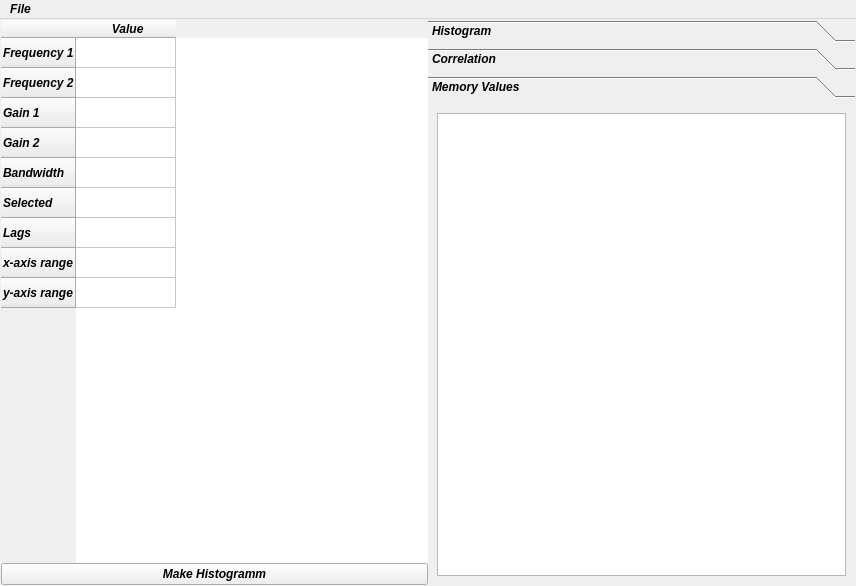
First picture: the form in density_matrix/density_matrix.ui, repository benschneider/sideprojects1, before the edit.
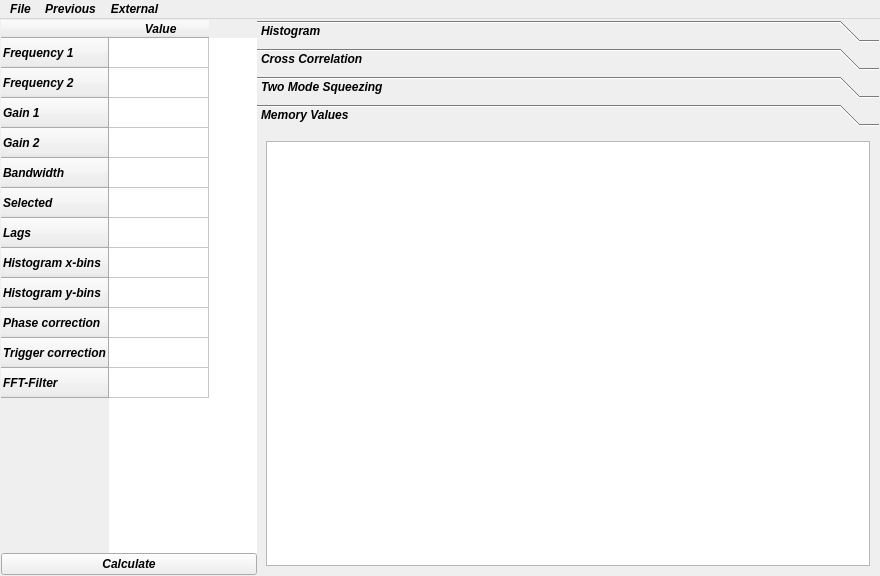
Second picture: the form after the edit.

The edit to the form file:
```diff
--- a/density_matrix/density_matrix.ui
+++ b/density_matrix/density_matrix.ui
@@ -6,8 +6,8 @@
    <rect>
     <x>0</x>
     <y>0</y>
-    <width>856</width>
-    <height>586</height>
+    <width>880</width>
+    <height>576</height>
    </rect>
   </property>
   <property name="font">
@@ -48,11 +48,17 @@
       <item>
        <widget class="QTableWidget" name="tableWidget">
         <property name="sizePolicy">
-         <sizepolicy hsizetype="Expanding" vsizetype="Expanding">
+         <sizepolicy hsizetype="Minimum" vsizetype="Minimum">
           <horstretch>0</horstretch>
           <verstretch>0</verstretch>
          </sizepolicy>
         </property>
+        <property name="minimumSize">
+         <size>
+          <width>0</width>
+          <height>0</height>
+         </size>
+        </property>
         <property name="layoutDirection">
          <enum>Qt::LeftToRight</enum>
         </property>
@@ -102,12 +108,27 @@
         </row>
         <row>
          <property name="text">
-          <string>x-axis range</string>
+          <string>Histogram x-bins</string>
          </property>
         </row>
         <row>
          <property name="text">
-          <string>y-axis range</string>
+          <string>Histogram y-bins</string>
+         </property>
+        </row>
+        <row>
+         <property name="text">
+          <string>Phase correction</string>
+         </property>
+        </row>
+        <row>
+         <property name="text">
+          <string>Trigger correction</string>
+         </property>
+        </row>
+        <row>
+         <property name="text">
+          <string>FFT-Filter</string>
          </property>
         </row>
         <column>
@@ -134,7 +155,7 @@
          </sizepolicy>
         </property>
         <property name="text">
-         <string>Make Histogramm</string>
+         <string>Calculate</string>
         </property>
        </widget>
       </item>
@@ -157,9 +178,9 @@
          <enum>QFrame::NoFrame</enum>
         </property>
         <property name="currentIndex">
-         <number>2</number>
+         <number>3</number>
         </property>
-        <widget class="QWidget" name="page_0">
+        <widget class="QWidget" name="page_1">
          <property name="geometry">
           <rect>
            <x>0</x>
@@ -182,8 +203,8 @@
           <rect>
            <x>0</x>
            <y>0</y>
-           <width>425</width>
-           <height>467</height>
+           <width>608</width>
+           <height>426</height>
           </rect>
          </property>
          <property name="sizePolicy">
@@ -196,7 +217,7 @@
           <enum>Qt::LeftToRight</enum>
          </property>
          <attribute name="label">
-          <string>Correlation</string>
+          <string>Cross Correlation</string>
          </attribute>
          <layout class="QVBoxLayout" name="verticalLayout">
           <item>
@@ -204,7 +225,25 @@
           </item>
          </layout>
         </widget>
-        <widget class="QWidget" name="page_2">
+        <widget class="QWidget" name="page_3">
+         <attribute name="label">
+          <string>Two Mode Squeezing</string>
+         </attribute>
+         <layout class="QVBoxLayout" name="verticalLayout_5">
+          <item>
+           <layout class="QVBoxLayout" name="TMSLayout"/>
+          </item>
+         </layout>
+        </widget>
+        <widget class="QWidget" name="MemPage">
+         <property name="geometry">
+          <rect>
+           <x>0</x>
+           <y>0</y>
+           <width>608</width>
+           <height>426</height>
+          </rect>
+         </property>
          <attribute name="label">
           <string>Memory Values</string>
          </attribute>
@@ -225,7 +264,7 @@
     <rect>
      <x>0</x>
      <y>0</y>
-     <width>856</width>
+     <width>880</width>
      <height>22</height>
     </rect>
    </property>
@@ -241,7 +280,23 @@
     <addaction name="save_mtx"/>
     <addaction name="action_Quit"/>
    </widget>
+   <widget class="QMenu" name="menuPrevious">
+    <property name="title">
+     <string>Previous</string>
+    </property>
+    <addaction name="actionSavePrev"/>
+    <addaction name="actionLoadPrev"/>
+   </widget>
+   <widget class="QMenu" name="menuExternal">
+    <property name="title">
+     <string>External</string>
+    </property>
+    <addaction name="actionMtx_files"/>
+    <addaction name="action2d_plots"/>
+   </widget>
    <addaction name="menuFile"/>
+   <addaction name="menuPrevious"/>
+   <addaction name="menuExternal"/>
   </widget>
   <action name="open_hdf5_off">
    <property name="text">
```
Left out of the diff: 36 changed lines with no effect on the pictures.
